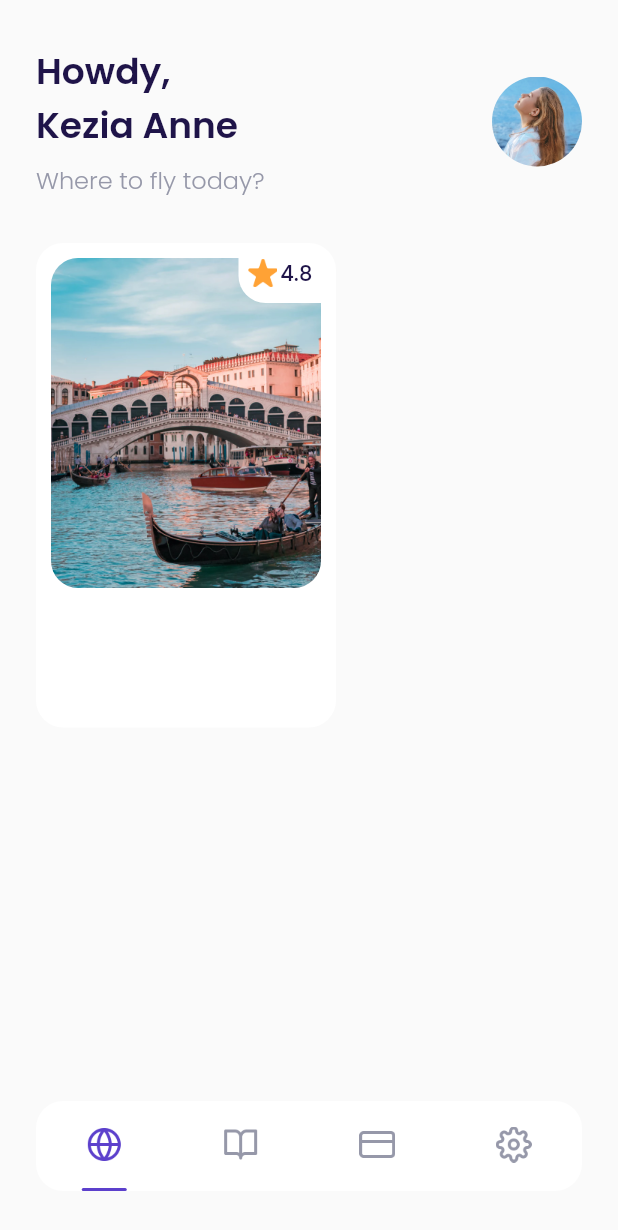
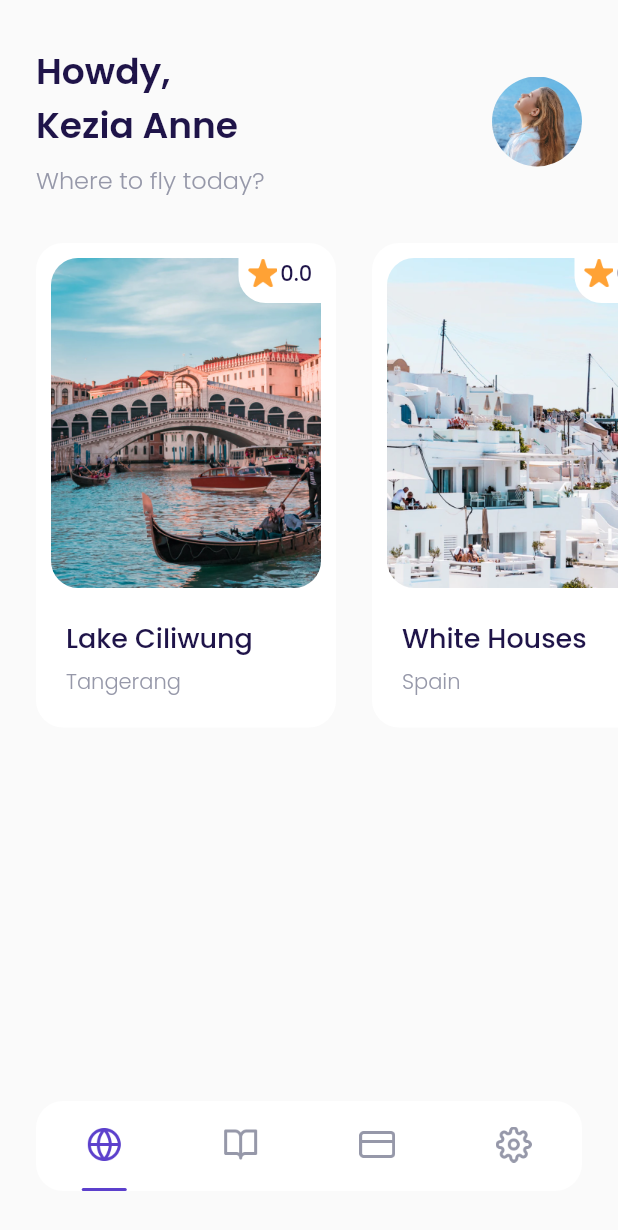
Before and after one commit to HerdisAdimarta/airplane, a Flutter app: the MainPage screen opened by its route, on a phone screen of 412 x 824 dp. Shown: the top 1230 px of the screen. Run offline on Flutter 3.47's test engine with Material 2 defaults, Android fonts, the phone set to English and light mode, and no system bars; our stand-ins replace google_fonts.

Commit message:
Slicing home (config card popular destination)

```diff
--- a/lib/ui/pages/home_page.dart
+++ b/lib/ui/pages/home_page.dart
@@ -1,4 +1,5 @@
 import 'package:airplane/shared/theme.dart';
+import 'package:airplane/ui/widgets/destination_card.dart';
 import 'package:flutter/material.dart';
 
 class HomePage extends StatelessWidget {
@@ -55,69 +56,37 @@ class HomePage extends StatelessWidget {
     Widget popularDestination(){
       return Container(
         margin: EdgeInsets.only(top: 30),
+        child: SingleChildScrollView(
+          scrollDirection: Axis.horizontal,
           child: Row(
             children: [
-            Container(
-              width: 200,
-              height: 323,
-              margin: EdgeInsets.only(
-                left: defaultMargin,
+              DestinationCard(
+                name: 'Lake Ciliwung',
+                city: 'Tangerang',
+                imageUrl: 'assets/img_destination1.png',
               ),
-              padding: EdgeInsets.all(10),
-              decoration: BoxDecoration(
-                borderRadius: BorderRadius.circular(18),
-                color: kWhiteColor
+              DestinationCard(
+                name: 'White Houses',
+                city: 'Spain',
+                imageUrl: 'assets/img_destination2.png',
               ),
-              child: Column(
-                children: [
-                  Container(
-                    width: 180,
-                    height: 220,
-                    decoration: BoxDecoration(
-                      borderRadius: BorderRadius.circular(18),
-                      image: DecorationImage(image: AssetImage('assets/img_destination1.png'))
+              DestinationCard(
+                name: 'Hill Heyo',
+                city: 'Monaco',
+                imageUrl: 'assets/img_destination3.png',
               ),
-                    child: Align(
-                      alignment: Alignment.topRight,
-                      child: Container(
-                        width: 55,
-                        height: 30,
-                        decoration: BoxDecoration(
-                          color: kWhiteColor,
-                          borderRadius: BorderRadius.only(
-                            bottomLeft: Radius.circular(18)
-                          )
+              DestinationCard(
+                name: 'Menarra',
+                city: 'Japan',
+                imageUrl: 'assets/img_destination4.png',
               ),
-                        child: Row(
-                          mainAxisAlignment: MainAxisAlignment.center,
-                          crossAxisAlignment: CrossAxisAlignment.start,
-                          children: [
-                            Container(
-                              width: 20,
-                              height: 20,
-                              margin: EdgeInsets.only(right: 2),
-                              decoration: BoxDecoration(
-                                image: DecorationImage(
-                                    image: AssetImage('assets/ic_star.png'
-                                    )
-                                )
+              DestinationCard(
+                name: 'Payung Teduh',
+                city: 'Singapore',
+                imageUrl: 'assets/img_destination5.png',
               ),
-                            ),
-                            Text(
-                              '4.8',
-                              style: blackTextStyle.copyWith(
-                                fontWeight: medium,
-                              ),
-                            )
             ],
           ),
-                      ),
-                    ),
-                  )
-                ],
-              ),
-            )
-          ],
         ),
       );
     }
--- /dev/null
+++ b/lib/ui/widgets/destination_card.dart
@@ -0,0 +1,107 @@
+import 'package:airplane/shared/theme.dart';
+import 'package:flutter/material.dart';
+
+class DestinationCard extends StatelessWidget {
+  final String name;
+  final String city;
+  final String imageUrl;
+  final double rating;
+
+  const DestinationCard(
+      {Key? key,
+      required this.name,
+      required this.city,
+      required this.imageUrl,
+      this.rating = 0.0})
+      : super(key: key);
+
+  @override
+  Widget build(BuildContext context) {
+    return Container(
+      width: 200,
+      height: 323,
+      margin: EdgeInsets.only(
+        left: defaultMargin,
+      ),
+      padding: EdgeInsets.all(10),
+      decoration: BoxDecoration(
+          borderRadius: BorderRadius.circular(18),
+          color: kWhiteColor
+      ),
+      child: Column(
+        crossAxisAlignment: CrossAxisAlignment.start,
+        children: [
+          Container(
+            width: 180,
+            height: 220,
+            margin: EdgeInsets.only(bottom: 20),
+            decoration: BoxDecoration(
+                borderRadius: BorderRadius.circular(18),
+                image: DecorationImage(
+                    image: AssetImage(imageUrl))),
+            child: Align(
+              alignment: Alignment.topRight,
+              child: Container(
+                width: 55,
+                height: 30,
+                decoration: BoxDecoration(
+                    color: kWhiteColor,
+                    borderRadius: BorderRadius.only(
+                        bottomLeft: Radius.circular(18)
+                    )
+                ),
+                child: Row(
+                  mainAxisAlignment: MainAxisAlignment.center,
+                  crossAxisAlignment: CrossAxisAlignment.start,
+                  children: [
+                    Container(
+                      width: 20,
+                      height: 20,
+                      margin: EdgeInsets.only(right: 2),
+                      decoration: BoxDecoration(
+                          image: DecorationImage(
+                              image: AssetImage('assets/ic_star.png'
+                              )
+                          )
+                      ),
+                    ),
+                    Text(
+                      rating.toString(),
+                      style: blackTextStyle.copyWith(
+                        fontWeight: medium,
+                      ),
+                    )
+                  ],
+                ),
+              ),
+            ),
+          ),
+          Container(
+            margin: EdgeInsets.only(left: 10),
+            child: Column(
+              crossAxisAlignment: CrossAxisAlignment.start,
+              children: [
+                Text(
+                  name,
+                  style: blackTextStyle.copyWith(
+                    fontSize: 18,
+                    fontWeight: medium,
+                  ),
+                ),
+                SizedBox(
+                  height: 5,
+                ),
+                Text(
+                  city,
+                  style: greyTextStyle.copyWith(
+                    fontWeight: light,
+                  ),
+                )
+              ],
+            ),
+          )
+        ],
+      ),
+    );
+  }
+}
```
Lines whose indentation alone changed are shown as unchanged.
